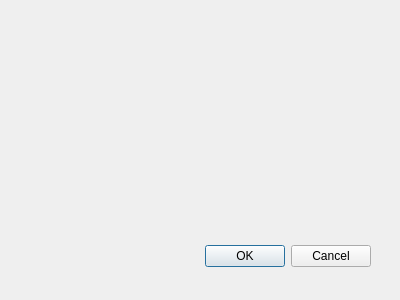
GustavoKatel/computerNetworksAssigment, file client/connecttocoordinatordialog.ui: the form before one commit.
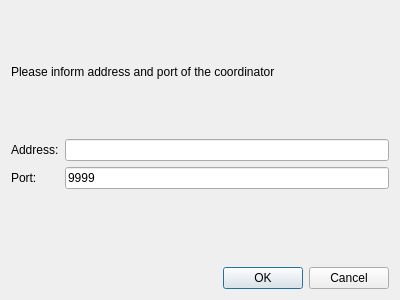
The form after the commit.

Commit message: Add default value to addres in ConnectToCoordinatorDialog

```diff
--- a/client/connecttocoordinatordialog.ui
+++ b/client/connecttocoordinatordialog.ui
@@ -15,15 +15,51 @@
   <property name="windowTitle">
    <string>Dialog</string>
   </property>
-  <widget name="buttonBox" class="QDialogButtonBox">
-   <property name="geometry">
-    <rect>
-     <x>30</x>
-     <y>240</y>
-     <width>341</width>
-     <height>32</height>
-    </rect>
-   </property>
+  <layout class="QVBoxLayout" name="verticalLayout">
+   <item>
+    <layout class="QHBoxLayout" name="horizontalLayout_2">
+     <item>
+      <widget class="QLabel" name="label_3">
+       <property name="text">
+        <string>Please inform address and port of the coordinator</string>
+       </property>
+      </widget>
+     </item>
+    </layout>
+   </item>
+   <item>
+    <layout class="QFormLayout" name="formLayout">
+     <item row="0" column="0">
+      <widget class="QLabel" name="label">
+       <property name="text">
+        <string>Address:</string>
+       </property>
+      </widget>
+     </item>
+     <item row="0" column="1">
+      <widget class="QLineEdit" name="le_address"/>
+     </item>
+     <item row="1" column="0">
+      <widget class="QLabel" name="label_2">
+       <property name="text">
+        <string>Port:</string>
+       </property>
+      </widget>
+     </item>
+     <item row="1" column="1">
+      <widget class="QLineEdit" name="le_port">
+       <property name="inputMask">
+        <string>99999</string>
+       </property>
+       <property name="text">
+        <string>9999</string>
+       </property>
+      </widget>
+     </item>
+    </layout>
+   </item>
+   <item>
+    <widget class="QDialogButtonBox" name="buttonBox">
    <property name="orientation">
     <enum>Qt::Horizontal</enum>
    </property>
@@ -31,6 +67,8 @@
     <set>QDialogButtonBox::Cancel|QDialogButtonBox::Ok</set>
    </property>
   </widget>
+   </item>
+  </layout>
  </widget>
  <pixmapfunction/>
  <resources/>
```
Left out of the diff: 7 changed lines with no effect on the pictures. Lines whose indentation alone changed are shown as unchanged. The commit also changes 3 other files.
